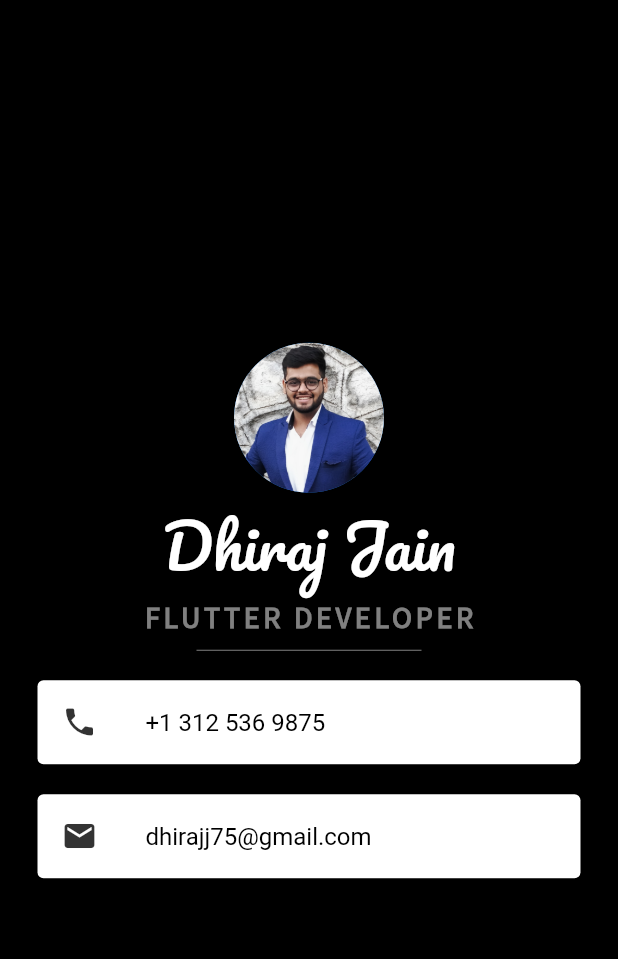
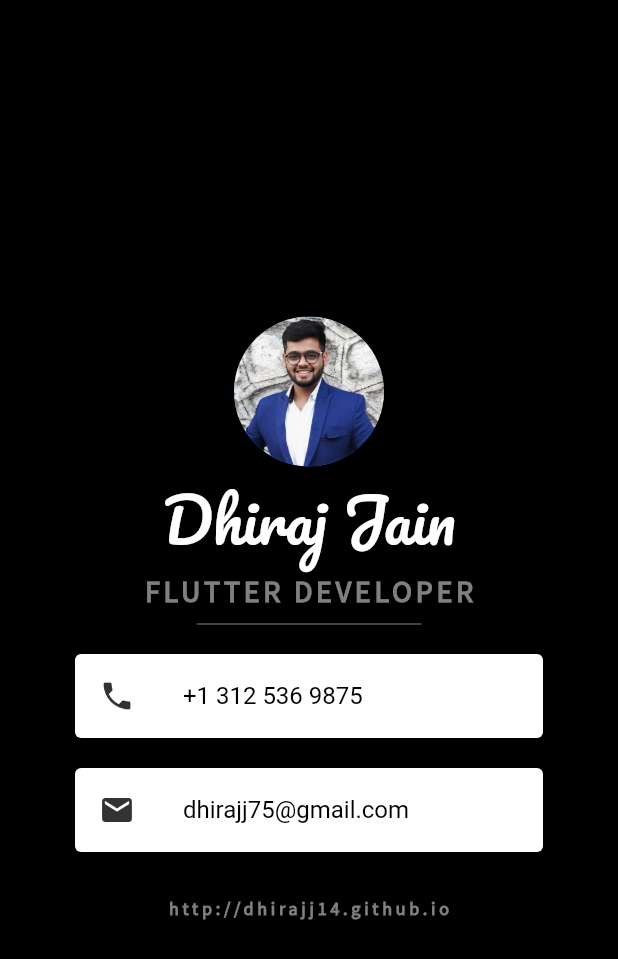
Before and after one commit to dhirajj14/Dhiraj-Jain-Business-Card, a Flutter app: the screen it shows after launch, on a phone screen of 412 x 824 dp. Shown: the top 959 px of the screen. Run offline on Flutter 3.47's test engine with Material 2 defaults, Android fonts, the phone set to English and light mode, and no system bars; Roboto replaces fonts that are missing (SourceSan).

Commit message:
add portfolio details

```diff
--- a/lib/main.dart
+++ b/lib/main.dart
@@ -1,5 +1,6 @@
 import 'package:flutter/material.dart';
 import 'package:flutter/rendering.dart';
+import 'package:url_launcher/url_launcher.dart';
 
 void main() {
   runApp(MyApp());
@@ -45,7 +46,9 @@ class MyApp extends StatelessWidget {
                 ),
               ),
               Card(
-                margin: EdgeInsets.symmetric(horizontal: 25.0, vertical: 10.0),
+                margin: EdgeInsets.symmetric(horizontal: 50.0, vertical: 10.0),
+                child: InkWell(
+                  onTap: () => {_launchURL('tel://+13125369875')},
                   child: ListTile(
                     leading: Icon(
                       Icons.phone,
@@ -53,13 +56,16 @@ class MyApp extends StatelessWidget {
                     ),
                     title: Text(
                       "+1 312 536 9875",
-                    style:
-                        TextStyle(fontFamily: 'SourceSan', color: Colors.black),
+                      style: TextStyle(
+                          fontFamily: 'SourceSan', color: Colors.black),
+                    ),
                   ),
                 ),
               ),
               Card(
-                margin: EdgeInsets.symmetric(horizontal: 25.0, vertical: 10.0),
+                margin: EdgeInsets.symmetric(horizontal: 50.0, vertical: 10.0),
+                child: InkWell(
+                  onTap: () => {launch("mailto:dhirajj75@gmail.com")},
                   child: ListTile(
                     leading: Icon(
                       Icons.email,
@@ -67,9 +73,25 @@ class MyApp extends StatelessWidget {
                     ),
                     title: Text(
                       "dhirajj75@gmail.com",
-                    style:
-                        TextStyle(fontFamily: 'SourceSan', color: Colors.black),
+                      style: TextStyle(
+                          fontFamily: 'SourceSan', color: Colors.black),
                     ),
+                  ),
+                ),
+              ),
+              SizedBox(
+                height: 20.0,
+              ),
+              InkWell(
+                onTap: () => {launch("http://dhirajj14.github.io")},
+                child: Text(
+                  "http://dhirajj14.github.io",
+                  style: TextStyle(
+                      color: Colors.white.withOpacity(0.5),
+                      fontFamily: "SourceSans",
+                      fontSize: 12.0,
+                      fontWeight: FontWeight.bold,
+                      letterSpacing: 2.5),
                 ),
               ),
             ],
@@ -78,4 +100,12 @@ class MyApp extends StatelessWidget {
       ),
     );
   }
+
+  _launchURL(String url) async {
+    if (await canLaunch(url)) {
+      await launch(url);
+    } else {
+      throw 'Could not launch $url';
     }
+  }
+}
--- a/pubspec.yaml
+++ b/pubspec.yaml
@@ -23,6 +23,7 @@ environment:
 dependencies:
   flutter:
     sdk: flutter
+  url_launcher: ^5.4.11
 
 
   # The following adds the Cupertino Icons font to your application.
```
Also changed, not shown: pubspec.lock, 6 other files. Lines whose indentation alone changed are shown as unchanged.
